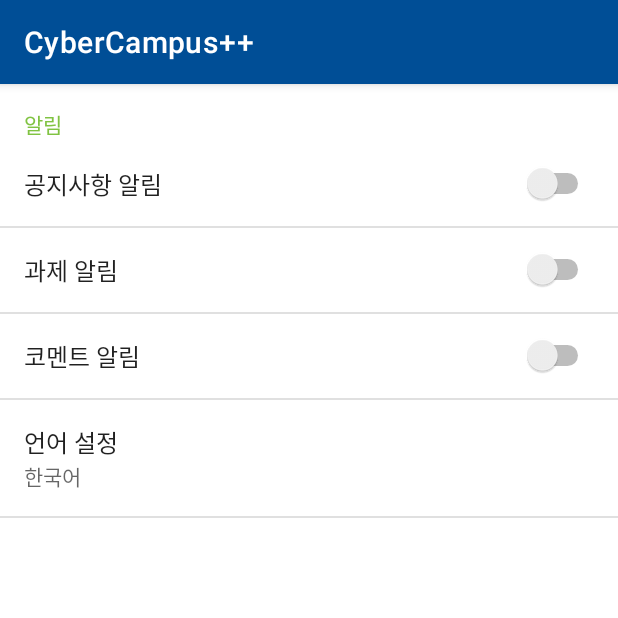
After one commit to Kim1254/ccpp, an Android app: the fragment SettingsFragment shown on its own in the app's theme, on a phone screen of 412 x 824 dp, the top half of it. The commit adds this screen. Run offline under Robolectric (Android 15) with nearby library versions, the phone set to English and light mode, and no system bars; 2 statements that could not run were skipped.

Commit message:
Setting 화면 xml만 구현

```diff
--- /dev/null
+++ b/app/src/main/java/com/gachon/ccpp/SettingsFragment.java
@@ -0,0 +1,29 @@
+package com.gachon.ccpp;
+
+import android.content.SharedPreferences;
+import android.os.Bundle;
+import android.preference.PreferenceFragment;
+
+import androidx.annotation.Nullable;
+import androidx.preference.ListPreference;
+import androidx.preference.PreferenceScreen;
+
+public class SettingsFragment extends PreferenceFragment {
+
+    SharedPreferences prefs;
+
+    ListPreference alarmPreference;
+    ListPreference keywordLanguagePreference;
+    PreferenceScreen keywordScreen;
+
+    @Override
+    public void onCreate(@Nullable Bundle savedInstanceState) {
+        super.onCreate(savedInstanceState);
+
+        addPreferencesFromResource(R.xml.settings_preference);
+        alarmPreference = (ListPreference) findPreference("language_list");
+        keywordAlarmPreference = (ListPreference) findPreference("keyword_")
+    }
+
+
+}
--- /dev/null
+++ b/app/src/main/res/values/arrays.xml
@@ -0,0 +1,17 @@
+<resources>
+    <!-- Reply Preference -->
+    <string-array name="reply_entries">
+        <item>Reply</item>
+        <item>Reply to all</item>
+    </string-array>
+
+    <string-array name="reply_values">
+        <item>reply</item>
+        <item>reply_all</item>
+    </string-array>
+
+    <string-array name="language_values">
+        <item>한국어</item>
+        <item>English</item>
+    </string-array>
+</resources>
--- /dev/null
+++ b/app/src/main/res/xml/settings_preference.xml
@@ -0,0 +1,26 @@
+<?xml version="1.0" encoding="utf-8"?>
+<PreferenceScreen xmlns:android="http://schemas.android.com/apk/res/android">
+
+    <PreferenceCategory android:title="알림">
+        <SwitchPreference
+            android:key="notification_alarm"
+            android:title="공지사항 알림" />
+
+        <SwitchPreference
+            android:key="assignment_alarm"
+            android:title="과제 알림" />
+
+        <SwitchPreference
+            android:key="comment_alarm"
+            android:title="코멘트 알림" />
+
+    </PreferenceCategory>
+
+    <ListPreference
+        android:entries="@array/language_values"
+        android:entryValues="@array/language_values"
+        android:key="language_list"
+        android:summary="한국어"
+        android:title="언어 설정" />
+
+</PreferenceScreen>
```
Also changed, not shown: app/src/main/res/values/strings.xml (+14 -0 lines).
